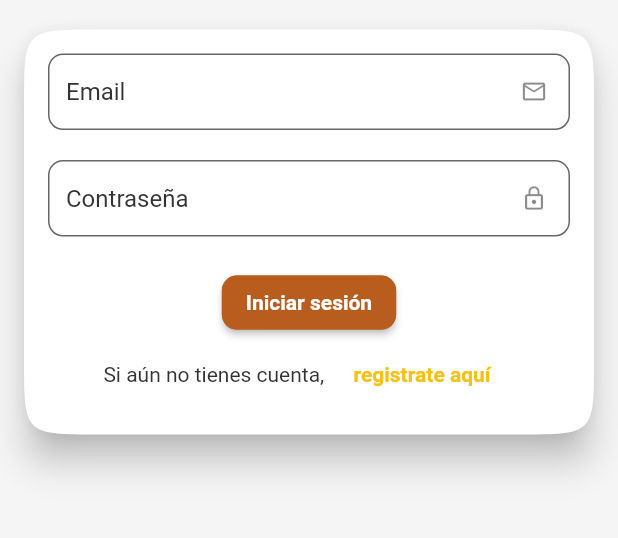
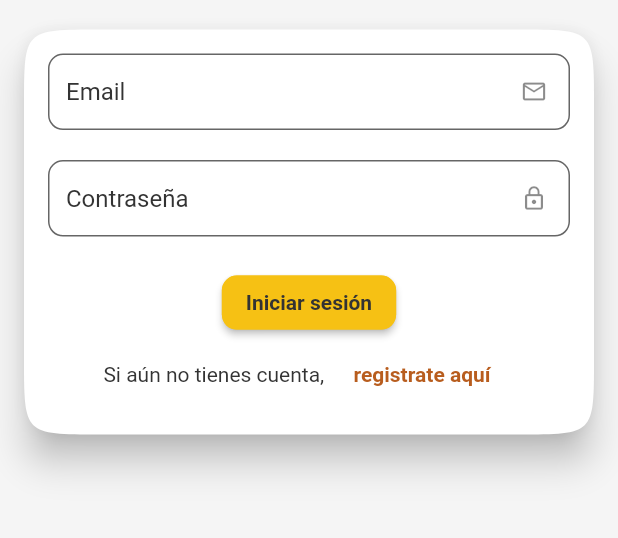
Before and after one commit to jocgomez/tyba_prueba, a Flutter app: the screen it shows after launch, on a phone screen of 412 x 824 dp, the part 412-950 px from its top. Run offline on Flutter 3.47's test engine with Material 2 defaults, Android fonts, the phone set to English and light mode, and no system bars; our stand-ins replace email_validator, firebase_auth, fluttertoast, font_awesome_flutter; accounts and stored records are empty.

Commit message:
Home page, appbar component, log out

```diff
--- a/lib/view/components/button_component.dart
+++ b/lib/view/components/button_component.dart
@@ -23,9 +23,7 @@ class ButtonComponent extends StatelessWidget {
           fit: BoxFit.fitWidth,
           child: Text(
             this.text,
-            style: this.color == Colors.white
-                ? StylesElements.tsBoldBlack
-                : StylesElements.tsBoldWhite,
+            style: StylesElements.tsButtonBlack,
             textAlign: TextAlign.center,
           ),
         ),
--- a/lib/view/pages/home_page.dart
+++ b/lib/view/pages/home_page.dart
@@ -1,4 +1,5 @@
 import 'package:flutter/material.dart';
+import 'package:tyba_prueba/view/components/appbar_Component.dart';
 
 class HomePage extends StatefulWidget {
   const HomePage({Key key}) : super(key: key);
@@ -11,7 +12,7 @@ class _HomePageState extends State<HomePage> {
   @override
   Widget build(BuildContext context) {
     return Scaffold(
-      appBar: AppBar(),
+      appBar: AppbarComponent(),
       body: Container(),
     );
   }
--- a/lib/view/pages/login_page.dart
+++ b/lib/view/pages/login_page.dart
@@ -127,9 +127,9 @@ class _LoginPageState extends State<LoginPage> {
 
   Widget registerLoginButton() {
     return ButtonComponent(
-        color: StylesElements.colorSecondary,
+        color: StylesElements.colorPrimary,
         text: _isRegisterClicked ? "Registrarte" : "Iniciar sesión",
-        borderColor: StylesElements.colorSecondary,
+        borderColor: StylesElements.colorPrimary,
         function: () {
           // Se valida que los campos no se encuentren vacios
           if (_formKey.currentState.validate()) {
@@ -161,7 +161,8 @@ class _LoginPageState extends State<LoginPage> {
               });
             },
             child: Text(_isRegisterClicked ? "ingresa aquí" : "registrate aquí",
-                style: TextStyle(color: StylesElements.colorPrimary, fontWeight: FontWeight.bold)))
+                style:
+                    TextStyle(color: StylesElements.colorSecondary, fontWeight: FontWeight.bold)))
       ],
     );
   }
```
Also changed, not shown: lib/view/components/alertDialog_Component.dart (added, +48 -0 lines), lib/view/components/appbar_Component.dart (added, +56 -0 lines).
